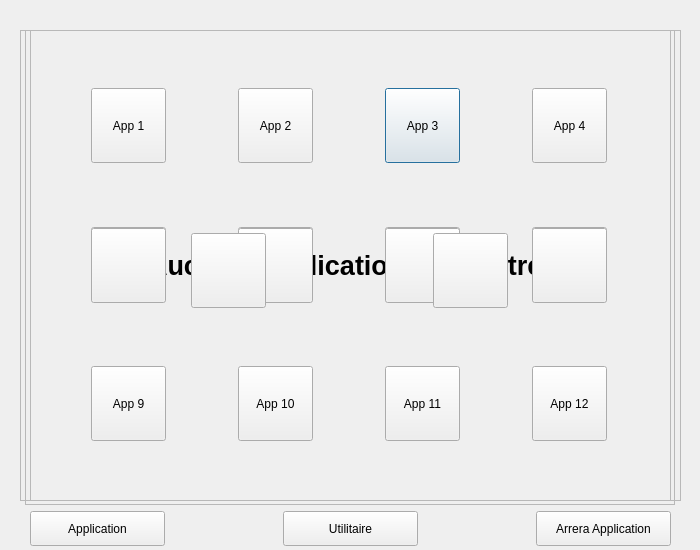
Qt form arreraapplib.ui (Arrera-Software/Arrera-Interface) before a commit.
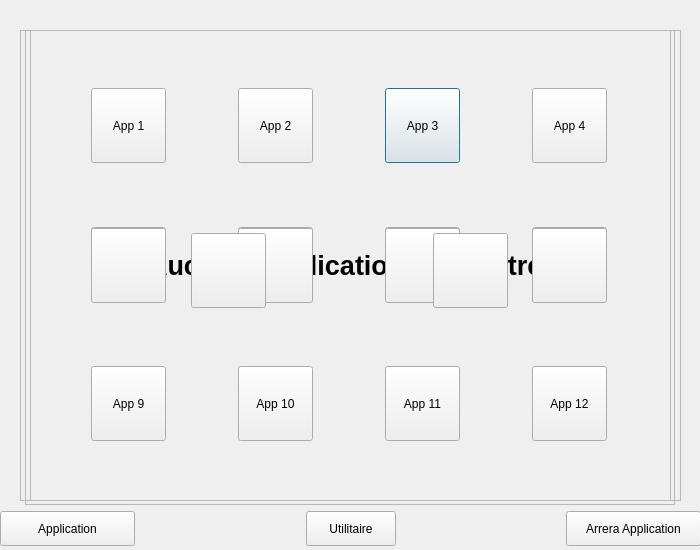
The same form after that commit. Icons and pictures are not drawn.

Commit message: Ajout icon utility

Diff of the .ui file:
```diff
--- a/arreraapplib.ui
+++ b/arreraapplib.ui
@@ -290,9 +290,9 @@
   <widget class="QWidget" name="horizontalLayoutWidget">
    <property name="geometry">
     <rect>
-     <x>30</x>
+     <x>0</x>
      <y>510</y>
-     <width>641</width>
+     <width>701</width>
      <height>37</height>
     </rect>
    </property>
@@ -343,7 +343,7 @@
      <widget class="QPushButton" name="IDC_BTNUTILITY">
       <property name="minimumSize">
        <size>
-        <width>135</width>
+        <width>90</width>
         <height>35</height>
        </size>
       </property>
```
Left out of the diff: 4 changed lines with no effect on the pictures. The commit also changes 2 other files.
